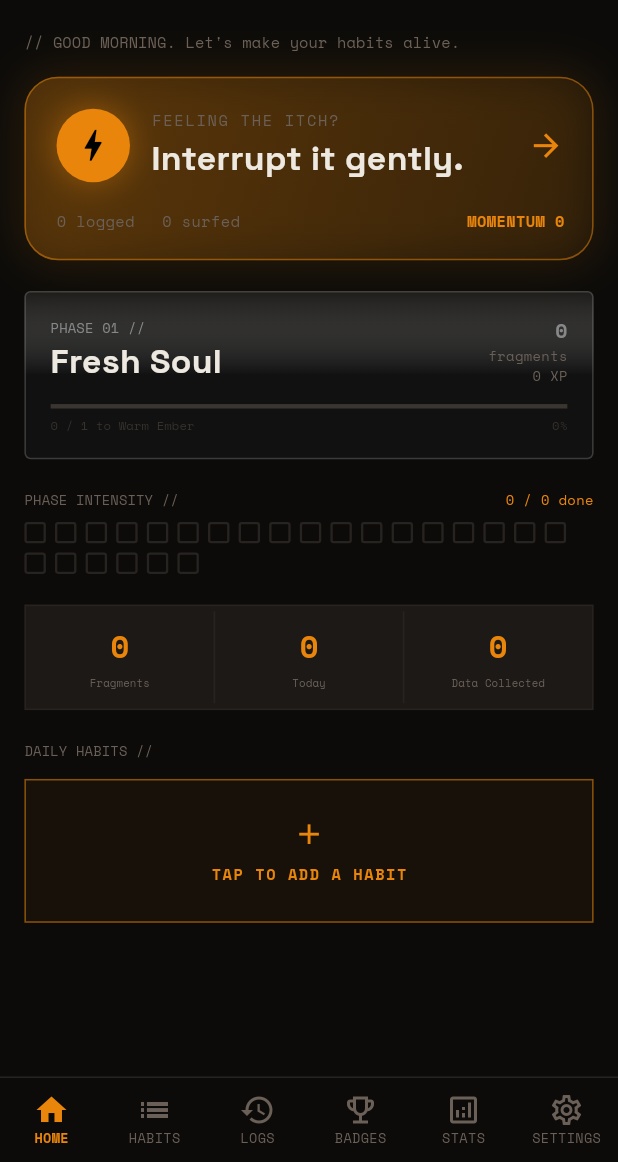
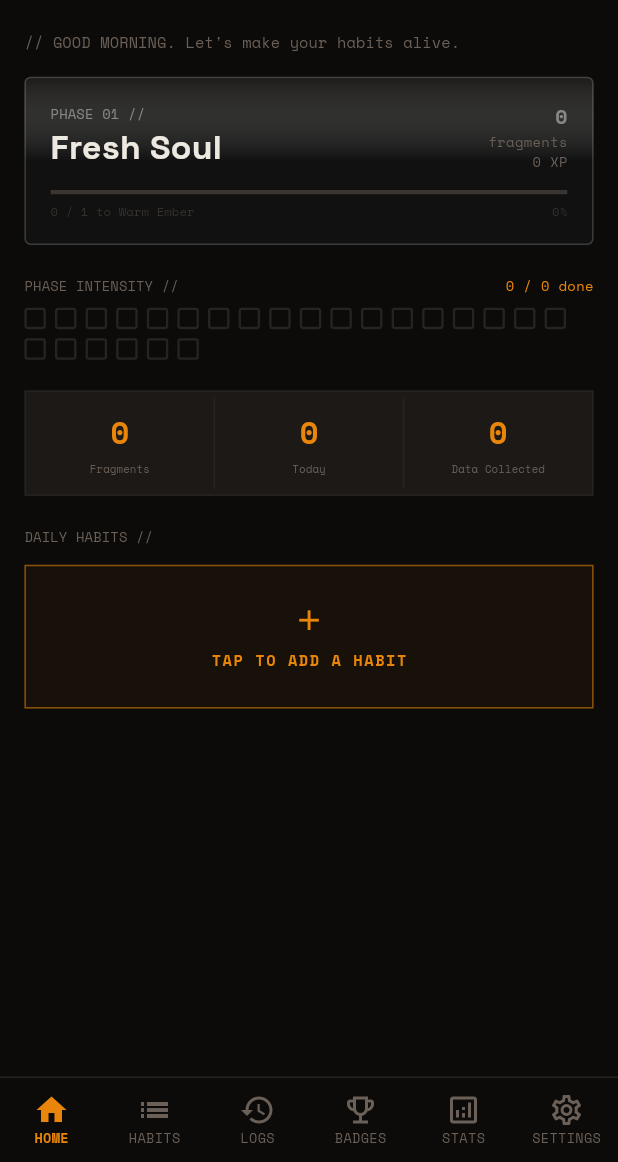
Before and after one commit to vijayarkananduri/theMAWO, a Flutter app: the HomeScreen screen opened by its route, on a phone screen of 412 x 824 dp, the part 74-1236 px from its top. Run offline on Flutter 3.47's test engine with Material 3 defaults, Android fonts, the phone set to English and light mode, and no system bars; our stand-ins replace file_picker, flutter_local_notifications, google_fonts, shared_preferences, timezone; accounts and stored records are empty.

Commit message:
Revert "Add itch interruption core loop"
This reverts commit 8469b7bd45d85b84112e6c2069b719544c651041.

```diff
--- a/lib/providers/app_state.dart
+++ b/lib/providers/app_state.dart
@@ -30,9 +30,6 @@ class AppState extends ChangeNotifier {
   int totalCompletions = 0;
   int longestStreak = 0;
   int daysActive = 0;
-  int itchCount = 0;
-  int surfedCount = 0;
-  int momentum = 0;
   late SharedPreferences _prefs;
   bool hasSeenIntro = false;
   bool hasSeenTour = false;
@@ -73,9 +70,6 @@ class AppState extends ChangeNotifier {
         totalCompletions = data['tc'] ?? 0;
         longestStreak = data['ls'] ?? 0;
         daysActive = data['da'] ?? 0;
-        itchCount = data['itchCount'] ?? 0;
-        surfedCount = data['surfedCount'] ?? 0;
-        momentum = data['momentum'] ?? 0;
       } catch (e) {
         debugPrint('Error loading data: $e');
       }
@@ -147,9 +141,6 @@ class AppState extends ChangeNotifier {
         'tc': totalCompletions,
         'ls': longestStreak,
         'da': daysActive,
-        'itchCount': itchCount,
-        'surfedCount': surfedCount,
-        'momentum': momentum,
       });
 
   Future<void> importData(String json) async {
@@ -166,9 +157,6 @@ class AppState extends ChangeNotifier {
       totalCompletions = data['tc'] ?? 0;
       longestStreak = data['ls'] ?? 0;
       daysActive = data['da'] ?? 0;
-      itchCount = data['itchCount'] ?? 0;
-      surfedCount = data['surfedCount'] ?? 0;
-      momentum = data['momentum'] ?? 0;
       await saveData();
       await rescheduleAllNotifications();
       notifyListeners();
@@ -222,7 +210,7 @@ class AppState extends ChangeNotifier {
     completions = [];
     user = {'name': '', 'createdAt': DateTime.now().millisecondsSinceEpoch};
     settings = {'eodEnabled': false, 'eodTime': '21:00', 'isDark': true, 'timezone': 'UTC', 'clockReference': null, 'clockDeviceMillis': null, 'hapticsEnabled': true, 'completionFxEnabled': true};
-    totalFragments = 0; totalXP = 0; level = 1; badges = []; totalCompletions = 0; longestStreak = 0; daysActive = 0; itchCount = 0; surfedCount = 0; momentum = 0;
+    totalFragments = 0; totalXP = 0; level = 1; badges = []; totalCompletions = 0; longestStreak = 0; daysActive = 0;
     await _prefs.remove('mawo_data');
     notifyListeners();
   }
@@ -383,20 +371,4 @@ class AppState extends ChangeNotifier {
   Future<void> notifyHabitCreated(Habit habit) async {
     await NotificationService().showHabitCreatedNotification(habit.name);
   }
-
-  Future<void> logItchEpisode({
-    required String intensity,
-    required String activity,
-    required String feeling,
-    required bool surfCompleted,
-  }) async {
-    itchCount += 1;
-    if (surfCompleted) surfedCount += 1;
-    momentum += feeling == 'calm' || feeling == 'satisfied' ? 2 : 1;
-    totalFragments += 1;
-    totalXP += surfCompleted ? 3 : 1;
-    level = ((totalXP ~/ 100) + 1).clamp(1, 10).toInt();
-    await saveData();
-    notifyListeners();
-  }
 }
--- a/lib/screens/boot_screen.dart
+++ b/lib/screens/boot_screen.dart
@@ -108,7 +108,7 @@ class _BootScreenState extends State<BootScreen>
 
             // Typing animation for "Let's make your habits,"
             TypingAnimation(
-                text: "Catch the itch before",
+              text: "Let's make your habits,",
               textController: _textController,
               textColor: textColor,
               hapticsEnabled: widget.hapticsEnabled,
@@ -121,11 +121,11 @@ class _BootScreenState extends State<BootScreen>
               opacity: Tween<double>(begin: 0, end: 1).animate(
                 CurvedAnimation(parent: _aliveController, curve: Curves.easeInOut),
               ),
-                child: const Text(
-                  'it becomes the old habit.',
+              child: const Text(
+                'alive.',
                 style: TextStyle(
                   fontFamily: AppTheme.caveat,
-                  fontSize: 32,
+                  fontSize: 64,
                   fontWeight: FontWeight.w700,
                   color: AppTheme.uiColor,
                 ),
@@ -140,7 +140,7 @@ class _BootScreenState extends State<BootScreen>
                 CurvedAnimation(parent: _contentController, curve: Curves.easeIn),
               ),
               child: Text(
-                  '// Tap when you feel the itch.\n// Surf it. Choose one small good action.',
+                '// Complete habits → earn Fragments.\n// Fragments evolve your interface.',
                 textAlign: TextAlign.center,
                 style: TextStyle(
                   fontFamily: AppTheme.spaceMono,
@@ -170,7 +170,7 @@ class _BootScreenState extends State<BootScreen>
                     color: AppTheme.uiColor,
                   ),
                   child: const Text(
-                    'GET STARTED',
+                    'BEGIN',
                     textAlign: TextAlign.center,
                     style: TextStyle(
                       fontFamily: AppTheme.spaceMono,
--- a/lib/screens/home_screen.dart
+++ b/lib/screens/home_screen.dart
@@ -10,7 +10,6 @@ import 'package:mawo/screens/badges_screen.dart';
 import 'package:mawo/screens/stats_screen.dart';
 import 'package:mawo/screens/settings_screen.dart';
 import 'package:mawo/services/feedback_service.dart';
-import 'package:mawo/screens/itch_flow_screen.dart';
 
 class HomeScreen extends StatefulWidget {
   const HomeScreen({Key? key}) : super(key: key);
@@ -175,8 +174,6 @@ class HomeContent extends StatelessWidget {
                     const SizedBox(height: 16),
 
                     // Phase Card
-                    ItchCard(appState: appState),
-                    const SizedBox(height: 20),
                     PhaseCard(appState: appState),
                     const SizedBox(height: 20),
 
@@ -757,39 +754,3 @@ class _HabitItemState extends State<HabitItem> with SingleTickerProviderStateMix
     );
   }
 }
-
-
-class ItchCard extends StatelessWidget {
-  final AppState appState;
-  const ItchCard({super.key, required this.appState});
-
-  @override
-  Widget build(BuildContext context) {
-    final dark = Theme.of(context).brightness == Brightness.dark;
-    final text = dark ? AppTheme.darkText : AppTheme.lightText;
-    final muted = dark ? AppTheme.darkMuted : AppTheme.lightMuted;
-    return InkWell(
-      onTap: () => Navigator.of(context).push(MaterialPageRoute(builder: (_) => const ItchFlowScreen())),
-      borderRadius: BorderRadius.circular(22),
-      child: Container(
-        padding: const EdgeInsets.fromLTRB(20, 20, 18, 18),
-        decoration: BoxDecoration(
-          borderRadius: BorderRadius.circular(22),
-          gradient: LinearGradient(colors: [AppTheme.uiColor.withOpacity(.26), AppTheme.uiColor.withOpacity(.06)], begin: Alignment.topLeft, end: Alignment.bottomRight),
-          border: Border.all(color: AppTheme.uiColor.withOpacity(.5)),
-          boxShadow: [BoxShadow(color: AppTheme.uiColor.withOpacity(.14), blurRadius: 26, spreadRadius: 2)],
-        ),
-        child: Column(crossAxisAlignment: CrossAxisAlignment.start, children: [
-          Row(children: [
-            Container(width: 48, height: 48, decoration: BoxDecoration(shape: BoxShape.circle, color: AppTheme.uiColor, boxShadow: [BoxShadow(color: AppTheme.uiColor.withOpacity(.45), blurRadius: 18)]), child: const Icon(Icons.bolt, color: Colors.black, size: 27)),
-            const SizedBox(width: 14),
-            Expanded(child: Column(crossAxisAlignment: CrossAxisAlignment.start, children: [Text('FEELING THE ITCH?', style: TextStyle(fontFamily: AppTheme.spaceMono, fontSize: 10, color: muted, letterSpacing: 1.1)), const SizedBox(height: 3), Text('Interrupt it gently.', style: TextStyle(fontFamily: AppTheme.spaceGrotesk, fontSize: 22, fontWeight: FontWeight.w700, color: text))])),
-            const Icon(Icons.arrow_forward, color: AppTheme.uiColor),
-          ]),
-          const SizedBox(height: 18),
-          Row(children: [Text('${appState.itchCount} logged', style: TextStyle(fontFamily: AppTheme.spaceMono, fontSize: 10, color: muted)), const SizedBox(width: 18), Text('${appState.surfedCount} surfed', style: TextStyle(fontFamily: AppTheme.spaceMono, fontSize: 10, color: muted)), const Spacer(), Text('MOMENTUM ${appState.momentum}', style: const TextStyle(fontFamily: AppTheme.spaceMono, fontSize: 10, color: AppTheme.uiColor, fontWeight: FontWeight.w700))]),
-        ]),
-      ),
-    );
-  }
-}
--- a/lib/screens/onboarding_tour_screen.dart
+++ b/lib/screens/onboarding_tour_screen.dart
@@ -17,10 +17,10 @@ class _OnboardingTourScreenState extends State<OnboardingTourScreen> {
   int _page = 0;
 
   final _steps = const [
-    ('01', 'TAP THE ITCH', 'When the urge shows up, log it without judgment. The point is not perfection — it is creating one clear moment between feeling and action.'),
-    ('02', 'SURF THE WAVE', 'Breathe with a gentle 90-second timer. The peak passes. You can skip the timer whenever you need to.'),
-    ('03', 'PICK ONE SMALL ACTION', 'Choose water, a walk, breathing, reading, or another habit that feels kind and doable right now.'),
-    ('04', 'SEE YOUR MOMENTUM', 'MAWO keeps your data on-device and turns completed interruptions into evidence of growth, never a grade.'),
+    ('01', 'FRAGMENTS // DAILY SIGNAL', 'Complete a habit and earn +1 Fragment. Fragments measure consistency and warm the interface with a small directional glow.'),
+    ('02', 'XP // YOUR EFFORT', 'XP measures the value of what you do. Every 100 XP sends a ripple through MAWO, then softens its corners and deepens its shape.'),
+    ('03', 'TWO CURRENCIES. ONE SIGNAL.', 'Fragments warm the app. XP shapes it. Optional reminders help you check in without spam. Creating a habit sends a test notification so you can verify them.'),
+    ('04', 'CALIBRATE YOUR CLOCK', 'Tell MAWO the date and time shown by your real-world clock. This keeps future reminders and one-time dates aligned without relying on a hardcoded timezone.'),
   ];
 
   Future<void> _next() async {
--- a/lib/theme/app_theme.dart
+++ b/lib/theme/app_theme.dart
@@ -5,7 +5,6 @@ class AppTheme {
   // Font families
   static const String spaceMono = 'SpaceMono';
   static const String spaceGrotesk = 'SpaceGrotesk';
-  static const String poppins = 'Poppins';
   static const String caveat = 'Caveat';
 
   // UI accent color (Orange from reference)
@@ -48,7 +47,7 @@ class AppTheme {
           error: darkErr,
           outline: darkBorder,
         ),
-        textTheme: GoogleFonts.poppinsTextTheme(
+        textTheme: GoogleFonts.spaceGroteskTextTheme(
           ThemeData.dark().textTheme,
         ).apply(
           bodyColor: darkText,
@@ -83,7 +82,7 @@ class AppTheme {
           error: lightErr,
           outline: lightBorder,
         ),
-        textTheme: GoogleFonts.poppinsTextTheme(
+        textTheme: GoogleFonts.spaceGroteskTextTheme(
           ThemeData.light().textTheme,
         ).apply(
           bodyColor: lightText,
```
Also changed, not shown: lib/screens/itch_flow_screen.dart (deleted, +0 -250 lines), 1 other file.
